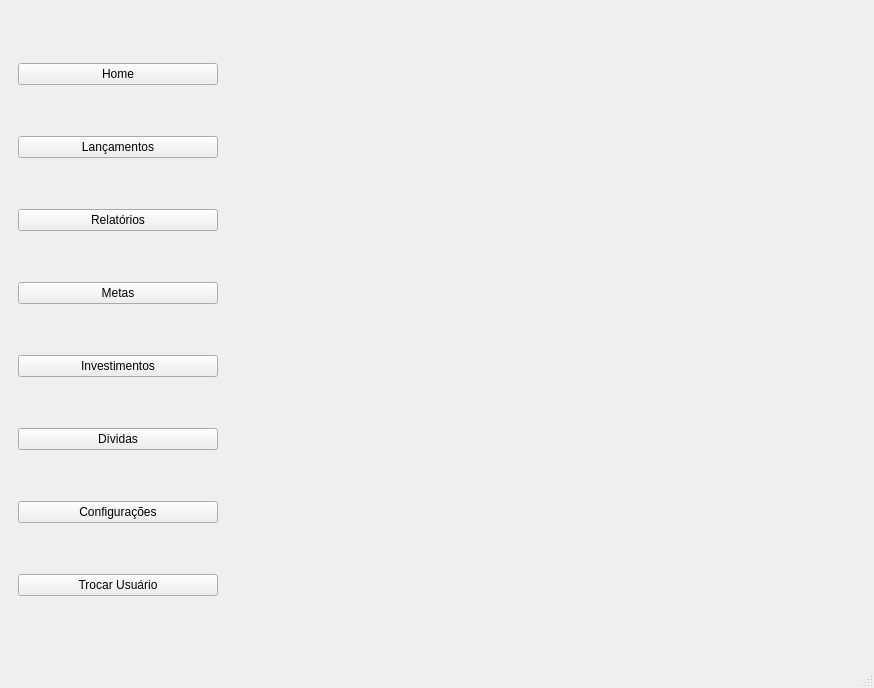
First picture: the form in MeuCentavoApp/Designer/FormsDashboard/formMainDashboard.ui, repository bee0ne1/MeuCentavo, before the edit.
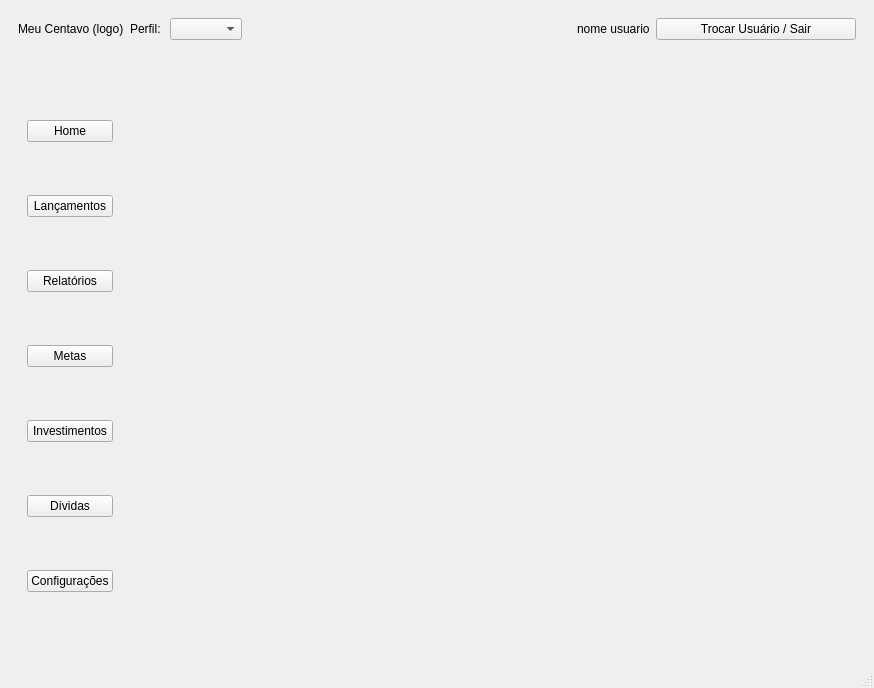
Second picture: the form after the edit.

Commit message: correções sistema de perfis

Patch:
```diff
--- a/MeuCentavoApp/Designer/FormsDashboard/formMainDashboard.ui
+++ b/MeuCentavoApp/Designer/FormsDashboard/formMainDashboard.ui
@@ -14,9 +14,72 @@
    <string>formMainDashboard</string>
   </property>
   <widget class="QWidget" name="centralwidget">
+   <layout class="QVBoxLayout" name="verticalLayout_2">
+    <item>
+     <widget class="QWidget" name="Cabecalho" native="true">
    <layout class="QHBoxLayout" name="horizontalLayout_3">
     <item>
-     <layout class="QHBoxLayout" name="horizontalLayout" stretch="0,1">
+        <widget class="QLabel" name="label">
+         <property name="text">
+          <string>Meu Centavo (logo)</string>
+         </property>
+        </widget>
+       </item>
+       <item>
+        <widget class="QLabel" name="label_2">
+         <property name="text">
+          <string>Perfil: </string>
+         </property>
+        </widget>
+       </item>
+       <item>
+        <widget class="QComboBox" name="comboPerfisAtivos"/>
+       </item>
+       <item>
+        <spacer name="horizontalSpacer">
+         <property name="orientation">
+          <enum>Qt::Orientation::Horizontal</enum>
+         </property>
+         <property name="sizeHint" stdset="0">
+          <size>
+           <width>40</width>
+           <height>20</height>
+          </size>
+         </property>
+        </spacer>
+       </item>
+       <item>
+        <widget class="QLabel" name="labelNomeUsuario">
+         <property name="text">
+          <string>nome usuario</string>
+         </property>
+        </widget>
+       </item>
+       <item>
+        <widget class="QPushButton" name="buttonSwitchUsuario">
+         <property name="minimumSize">
+          <size>
+           <width>200</width>
+           <height>0</height>
+          </size>
+         </property>
+         <property name="maximumSize">
+          <size>
+           <width>200</width>
+           <height>16777215</height>
+          </size>
+         </property>
+         <property name="text">
+          <string>Trocar Usuário / Sair</string>
+         </property>
+        </widget>
+       </item>
+      </layout>
+     </widget>
+    </item>
+    <item>
+     <widget class="QWidget" name="widget" native="true">
+      <layout class="QHBoxLayout" name="horizontalLayout_4">
       <item>
        <widget class="QWidget" name="menuContainer" native="true">
         <layout class="QHBoxLayout" name="horizontalLayout_2">
@@ -71,25 +134,6 @@
              </property>
             </widget>
            </item>
-           <item>
-            <widget class="QPushButton" name="buttonSwitchUsuario">
-             <property name="minimumSize">
-              <size>
-               <width>200</width>
-               <height>0</height>
-              </size>
-             </property>
-             <property name="maximumSize">
-              <size>
-               <width>200</width>
-               <height>16777215</height>
-              </size>
-             </property>
-             <property name="text">
-              <string>Trocar Usuário</string>
-             </property>
-            </widget>
-           </item>
           </layout>
          </item>
         </layout>
@@ -111,6 +155,7 @@
        </widget>
       </item>
      </layout>
+     </widget>
     </item>
    </layout>
   </widget>
```
Lines whose indentation alone changed are shown as unchanged. The commit also changes 74 other files.
